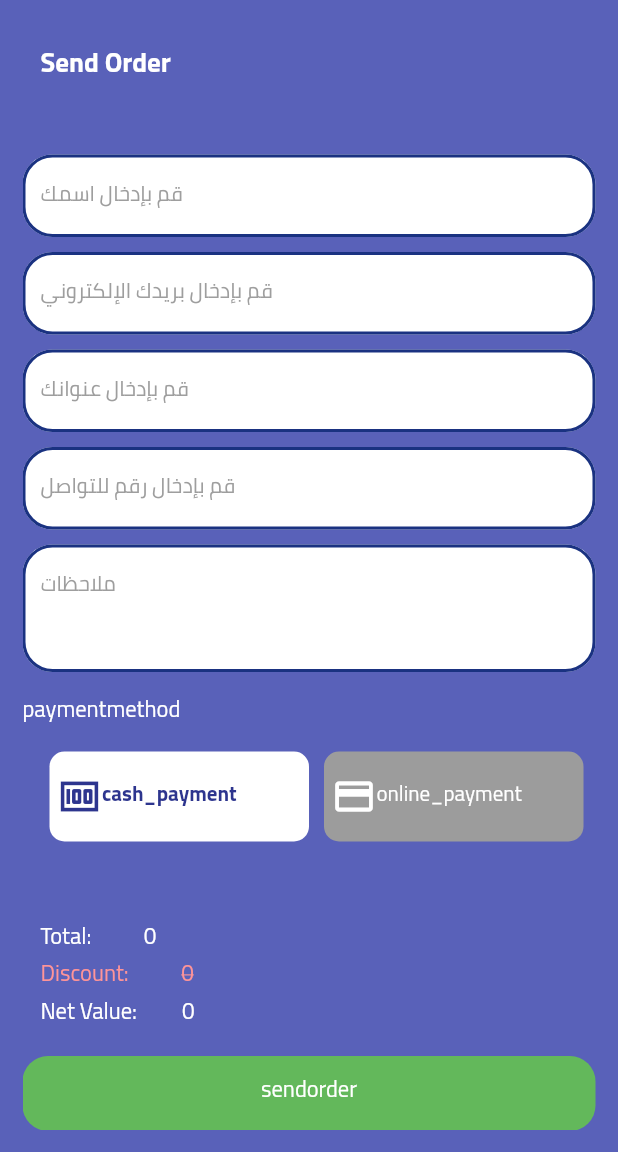
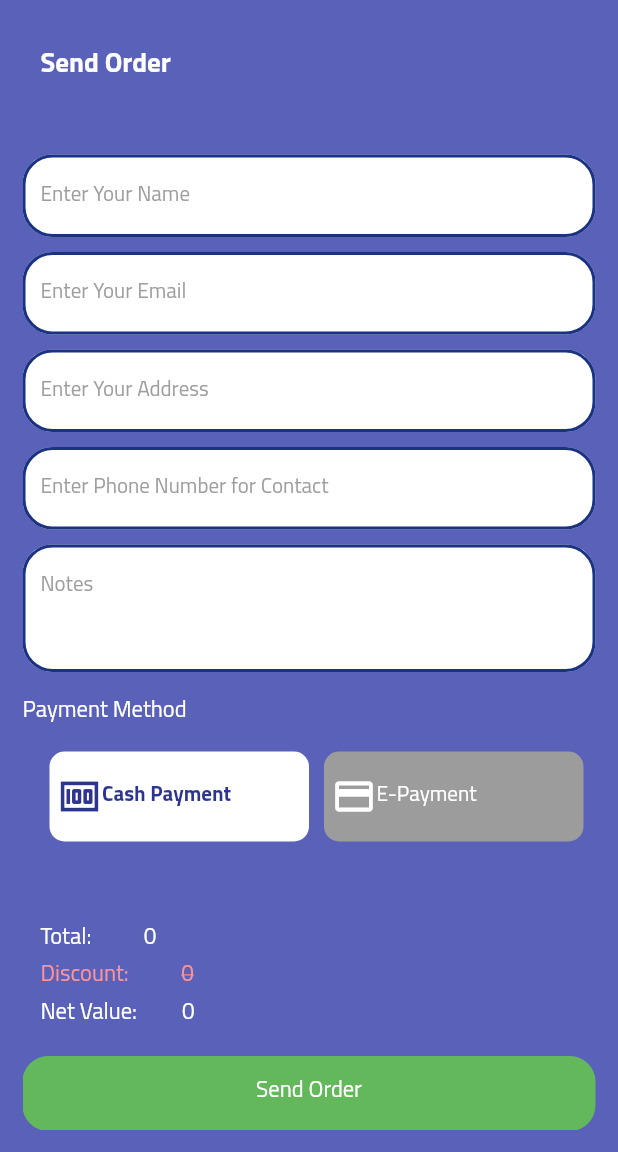
Before and after one commit to hussam-aw/timezonesu, a Flutter app: the CheckOutScreen screen opened by its route, on a phone screen of 412 x 824 dp, the part 84-1236 px from its top. Run offline on Flutter 3.47's test engine with Material 2 defaults, Android fonts, the phone set to English and light mode, and no system bars; our stand-ins replace carousel_slider, flutter_local_notifications, get, get_storage, lottie, shimmer; accounts and stored records are empty; network calls fail; statements that could not run were skipped.

Commit message:
Make texs dyna,ic for translation

```diff
--- a/lib/PresentationLayer/private/checkout_screen.dart
+++ b/lib/PresentationLayer/private/checkout_screen.dart
@@ -40,31 +40,31 @@ class CheckOutScreen extends StatelessWidget {
                             children: [
                               spacer(height: 30),
                               SuTextForm(
-                                hint: "قم بإدخال اسمك",
+                                hint: 'nameHint'.tr,
                                 obsecure: false,
                                 controller: cartController.nameController,
                               ),
                               spacer(),
                               SuTextForm(
-                                hint: "قم بإدخال بريدك الإلكتروني",
+                                hint: 'emailHint'.tr,
                                 obsecure: false,
                                 controller: cartController.emailController,
                               ),
                               spacer(),
                               SuTextForm(
-                                hint: "قم بإدخال عنوانك",
+                                hint: 'addressHint'.tr,
                                 obsecure: false,
                                 controller: cartController.adressController,
                               ),
                               spacer(),
                               SuTextForm(
-                                hint: "قم بإدخال رقم للتواصل",
+                                hint: 'phoneNumberHint'.tr,
                                 obsecure: false,
                                 controller: cartController.phoneController,
                               ),
                               spacer(),
                               SuTextForm(
-                                hint: "ملاحظات",
+                                hint: 'notesHint'.tr,
                                 obsecure: false,
                                 controller: cartController.noteController,
                                 minLines: 3,
@@ -75,7 +75,7 @@ class CheckOutScreen extends StatelessWidget {
                                 crossAxisAlignment: CrossAxisAlignment.start,
                                 children: [
                                   Text(
-                                    "paymentmethod".tr,
+                                    "paymentMethodTitle".tr,
                                     style: UITextStyle.normalMeduim,
                                   ),
                                   spacer(),
@@ -90,7 +90,7 @@ class CheckOutScreen extends StatelessWidget {
                                                         PaymentMethod.cashPay),
                                                 child: paymentMethodItem(
                                                     Icons.money,
-                                                    "cash_payment".tr,
+                                                    'cashPaymentTitle'.tr,
                                                     cartController.paymentMethod
                                                             .value ==
                                                         PaymentMethod
@@ -103,7 +103,7 @@ class CheckOutScreen extends StatelessWidget {
                                                             .onlinePay),
                                                 child: paymentMethodItem(
                                                     Icons.credit_card_outlined,
-                                                    "online_payment".tr,
+                                                    'onlinePaymentTitle'.tr,
                                                     cartController.paymentMethod
                                                             .value ==
                                                         PaymentMethod
@@ -115,7 +115,7 @@ class CheckOutScreen extends StatelessWidget {
                                   if (cartController.paymentMethod.value ==
                                       PaymentMethod.onlinePay)
                                     SuTextForm(
-                                        hint: "entercardnumber".tr,
+                                        hint: 'enterCardNumberHint'.tr,
                                         obsecure: true,
                                         controller:
                                             cartController.cardNumberController)
@@ -202,7 +202,7 @@ class CheckOutScreen extends StatelessWidget {
                                           if (cartController.sendingOrder.value)
                                             loadingItem(false),
                                           Text(
-                                            "sendorder".tr,
+                                            'sendOrderTitle'.tr,
                                             style: UITextStyle.normalMeduim,
                                           )
                                         ],
--- a/lib/PresentationLayer/private/orders_screen.dart
+++ b/lib/PresentationLayer/private/orders_screen.dart
@@ -27,7 +27,7 @@ class OrdersScreen extends StatelessWidget {
                 crossAxisAlignment: CrossAxisAlignment.start,
                 mainAxisAlignment: MainAxisAlignment.start,
                 children: [
-                  pageTitle("Orders", isBlue: true),
+                  pageTitle('ordersTitle'.tr, isBlue: true),
                   Flexible(
                     child: ordersController.loading.value
                         ? Center(
```
Also changed, not shown: lib/BussinessLayer/Controllers/cart_controller.dart (+5 -5 lines), lib/PresentationLayer/private/order_screen.dart (+9 -9 lines).
